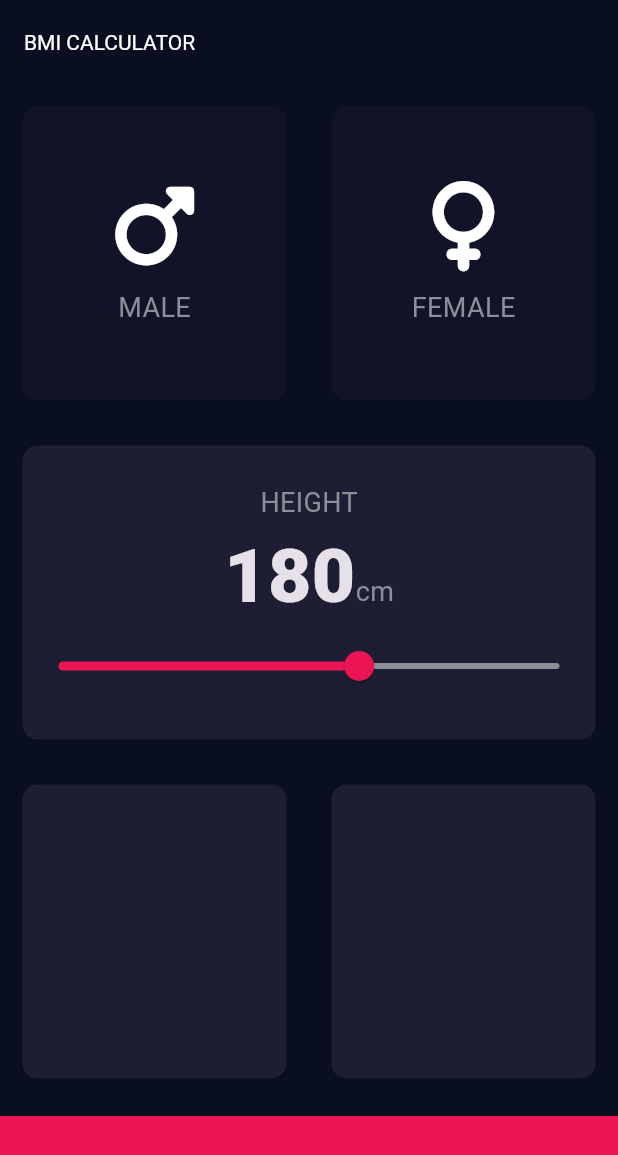
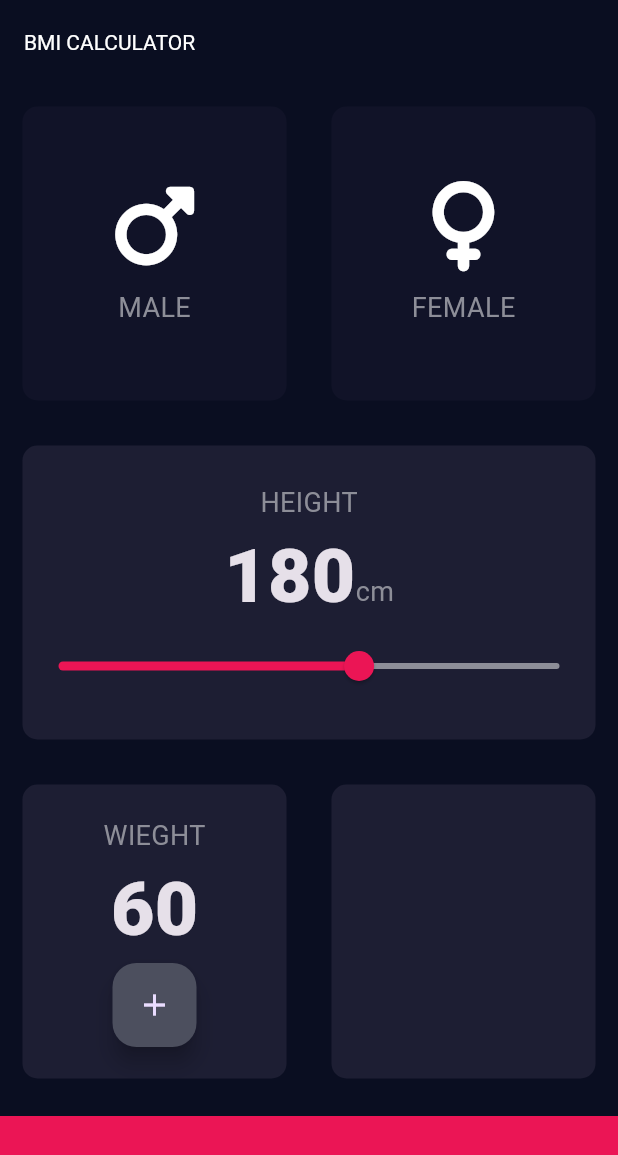
Before and after one commit to WilliamBuntu/bm1_calculator-, a Flutter app: the screen it shows after launch, on a phone screen of 412 x 824 dp. Shown: the top 1155 px of the screen. Run offline on Flutter 3.47's test engine with Material 3 defaults, Android fonts, the phone set to English and light mode, and no system bars; our stand-ins replace font_awesome_flutter.

Commit message:
add little twists

```diff
--- a/lib/input_page.dart
+++ b/lib/input_page.dart
@@ -1,4 +1,5 @@
 import 'package:flutter/material.dart';
+import 'package:flutter/widgets.dart';
 import 'reusable_card.dart';
 import 'package:font_awesome_flutter/font_awesome_flutter.dart';
 import 'reusable_column.dart';
@@ -16,6 +17,8 @@ class InputPage extends StatefulWidget {
 class _InputPageState extends State<InputPage> {
   Gender? selectedGender;
   int height = 180;
+  int weight = 60;
+
   @override
   Widget build(BuildContext context) {
     return Scaffold(
@@ -109,8 +112,22 @@ class _InputPageState extends State<InputPage> {
             Expanded(
               child: ReusableCard(
                 colour: activeCardColor,
-                cardChild: const Column(
-                  children: [],
+                cardChild: Column(
+                  mainAxisAlignment: MainAxisAlignment.center,
+
+                  children: [
+                    const Text(
+                      "WIEGHT",
+                      style: labelTextStyle,
+                    ),
+                    Text(weight.toString(), style: kNumberTextStyle),
+                    FloatingActionButton(
+                      onPressed: () {},
+                      backgroundColor: const Color(0xFF4C4F5E),
+
+                      child: const Icon(Icons.add),
+                    ),
+                  ],
                 ),
               ),
             ),
```
